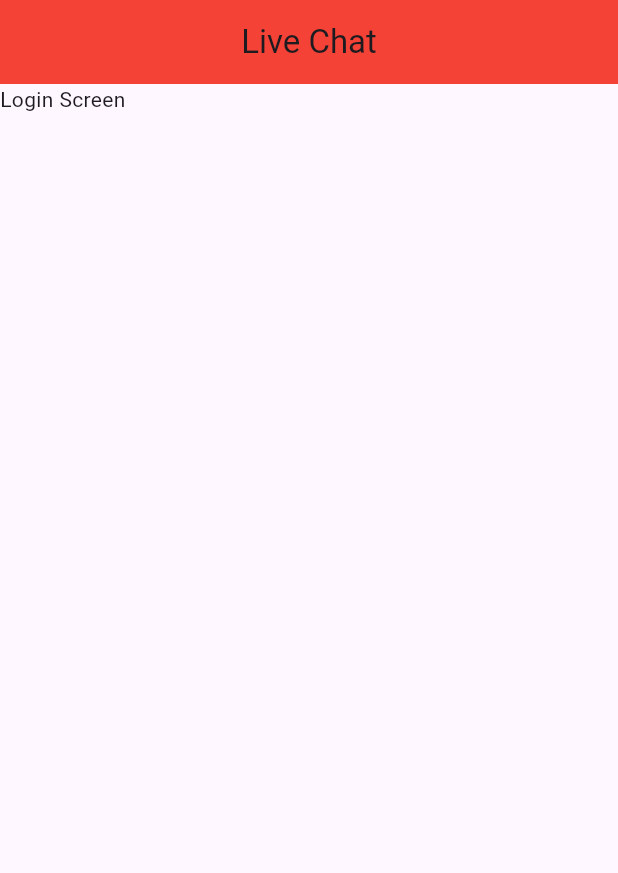
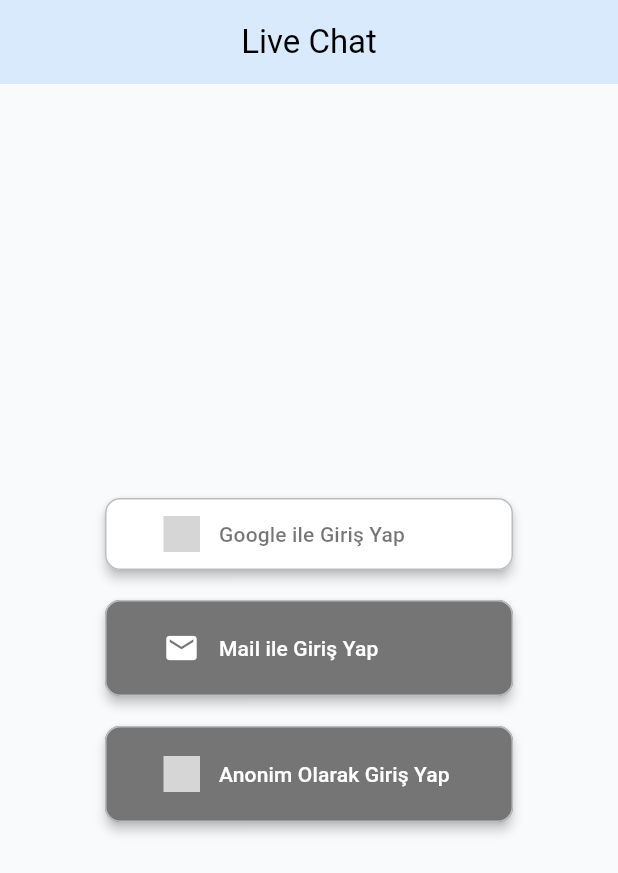
Before and after one commit to Arifcngk/Advented_Live_Chat_App, a Flutter app: the screen it shows after launch, on a phone screen of 412 x 824 dp. Shown: the top 873 px of the screen. Run offline on Flutter 3.47's test engine with Material 3 defaults, Android fonts, the phone set to English and light mode, and no system bars; drawn by our look-alikes of sign_in_button; our stand-ins replace firebase_auth, firebase_core; accounts and stored records are empty; grey boxes are pictures that could not be loaded.

Commit message:
Add Firebase authentication and core dependencies, implement login screen with sign-in options

```diff
--- a/lib/main.dart
+++ b/lib/main.dart
@@ -1,8 +1,12 @@
 import 'package:flutter/material.dart';
 import 'package:live_chat/screen/auth/login_screen_view.dart';
+import 'package:live_chat/theme/theme.dart';
+import 'package:firebase_core/firebase_core.dart';
 
-void main() {
-  runApp(const MyApp());
+void main() async {
+  WidgetsFlutterBinding.ensureInitialized();
+  await Firebase.initializeApp();
+  runApp(MyApp());
 }
 
 class MyApp extends StatelessWidget {
@@ -14,9 +18,7 @@ class MyApp extends StatelessWidget {
     return MaterialApp(
       debugShowCheckedModeBanner: false,
       title: 'Flutter Demo',
-      theme: ThemeData(
-        colorScheme: ColorScheme.fromSeed(seedColor: Colors.deepPurple),
-      ),
+      theme: buildAppTheme(),
       home: const LoginScreenView(),
     );
   }
--- a/lib/screen/auth/login_screen_view.dart
+++ b/lib/screen/auth/login_screen_view.dart
@@ -1,4 +1,6 @@
+import 'package:firebase_auth/firebase_auth.dart';
 import 'package:flutter/material.dart';
+import 'package:sign_in_button/sign_in_button.dart';
 
 class LoginScreenView extends StatefulWidget {
   const LoginScreenView({super.key});
@@ -11,13 +13,59 @@ class _LoginScreenViewState extends State<LoginScreenView> {
   @override
   Widget build(BuildContext context) {
     return Scaffold(
-      appBar: AppBar(
-        title: const Text('Live Chat'),
-        elevation: 0,
-        backgroundColor: Colors.red,
-        centerTitle: true,
+      appBar: AppBar(title: const Text('Live Chat')),
+      body: Padding(
+        padding: const EdgeInsets.all(16.0),
+        child: Center(
+          child: Column(
+            crossAxisAlignment: CrossAxisAlignment.center,
+            mainAxisAlignment: MainAxisAlignment.center,
+            children: [
+              SignInButton(
+                Buttons.google,
+                onPressed: () {},
+                elevation: 3,
+                shape: RoundedRectangleBorder(
+                  borderRadius: BorderRadius.circular(10),
+                  side: BorderSide(color: Colors.grey.shade400),
+                ),
+                padding: EdgeInsets.symmetric(horizontal: 26, vertical: 12),
+                text: "Google ile Giriş Yap",
+              ),
+              SizedBox(height: 20),
+              SignInButton(
+                Buttons.email,
+                onPressed: () {},
+                elevation: 3,
+                shape: RoundedRectangleBorder(
+                  borderRadius: BorderRadius.circular(10),
+                  side: BorderSide(color: Colors.grey.shade400),
+                ),
+                padding: EdgeInsets.symmetric(horizontal: 26, vertical: 20),
+                text: "Mail ile Giriş Yap",
+              ),
+              SizedBox(height: 20),
+              SignInButton(
+                Buttons.anonymous,
+                onPressed: _anonymousLogin,
+                elevation: 3,
+                shape: RoundedRectangleBorder(
+                  borderRadius: BorderRadius.circular(10),
+                  side: BorderSide(color: Colors.grey.shade400),
+                ),
+                padding: EdgeInsets.symmetric(horizontal: 26, vertical: 20),
+                text: "Anonim Olarak Giriş Yap",
+              ),
+            ],
+          ),
+        ),
       ),
-      body: Column(children: [Text("Login Screen")]),
     );
   }
+
+  // Add this method to the _LoginScreenViewState class
+  _anonymousLogin() async {
+    UserCredential result = await FirebaseAuth.instance.signInAnonymously();
+    print("oturum acan user id: ${result.user?.uid.toString()}");
+  }
 }
--- /dev/null
+++ b/lib/theme/theme.dart
@@ -0,0 +1,20 @@
+import 'package:flutter/material.dart';
+
+ThemeData buildAppTheme() {
+  return ThemeData(
+    colorScheme: const ColorScheme.light(
+      primary: Color(0xFFF8FAFC),
+      secondary: Color(0xFFD9EAFD),
+      surface: Color(0xFFBCCCDC),
+      onPrimary: Color(0xFF9AA6B2),
+    ),
+
+    appBarTheme: const AppBarTheme(
+
+      backgroundColor: Color(0xFFD9EAFD),
+      centerTitle: true,
+      elevation: 0,
+    ),
+    scaffoldBackgroundColor: const Color(0xFFF8FAFC),
+  );
+}
--- a/pubspec.yaml
+++ b/pubspec.yaml
@@ -35,6 +35,9 @@ dependencies:
   # Use with the CupertinoIcons class for iOS style icons.
   cupertino_icons: ^1.0.8
   flutter_social_button: ^1.1.6+1
+  sign_in_button: ^3.2.0
+  firebase_core: ^3.12.1
+  firebase_auth: ^5.5.1
 
 dev_dependencies:
   flutter_test:
```
Also changed, not shown: firebase.json (added), lib/firebase_options.dart (added), pubspec.lock, 6 other files.
